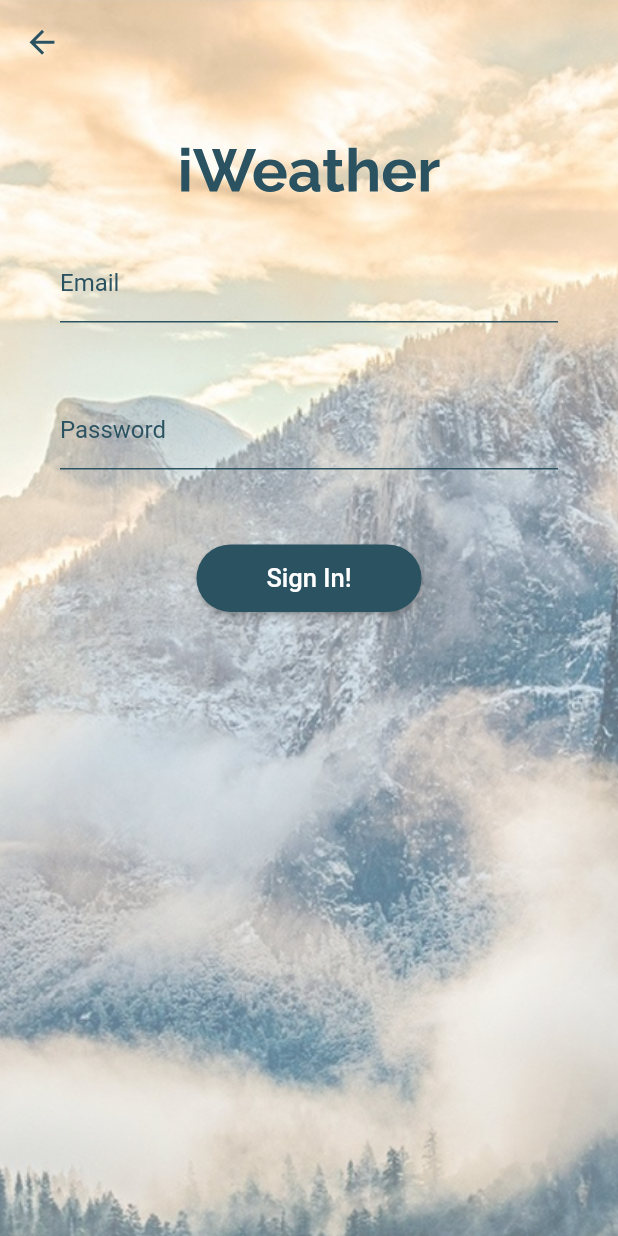
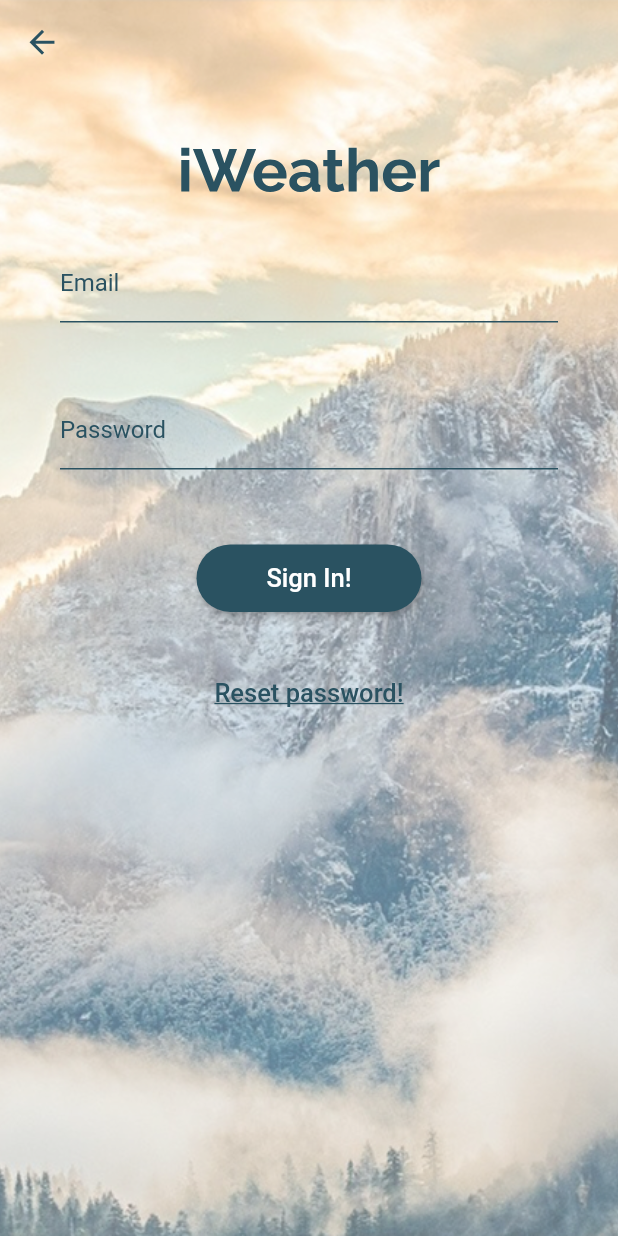
Before and after one commit to krygo-dev/iWeatherApp, a Flutter app: the LoginScreen screen opened directly, on a phone screen of 412 x 824 dp. Run offline on Flutter 3.47's test engine with Material 2 defaults, Android fonts, the light colour scheme and no system bars; our stand-ins replace firebase_auth, firebase_core, firebase_database, flutter_svg, fluttertoast, geolocator and 1 more; missing offline and left inert: transformer_page_view; accounts and stored records are empty; Roboto replaces fonts that are missing (RadicalMedium, RadikalMedium).

Commit message:
Reset password functionality

```diff
--- a/lib/src/screens/login.dart
+++ b/lib/src/screens/login.dart
@@ -17,6 +17,7 @@ class _LoginScreenState extends State<LoginScreen> {
   var _controllerPassword = TextEditingController();
   String email, password;
   bool passwordVisible = false;
+  bool emailSent = false;
 
   @override
   Widget build(BuildContext context) {
@@ -147,6 +148,22 @@ class _LoginScreenState extends State<LoginScreen> {
                         signIn(email, password);
                       },
                     ),
+                  ),
+                  Container(
+                    child: TextButton(
+                      child: Text(
+                        !emailSent ? "Reset password!" : "Check your email!",
+                        style: TextStyle(
+                          color: Theme.of(context).accentColor,
+                          fontSize: 17,
+                          fontFamily: 'RadicalMedium',
+                          decoration: TextDecoration.underline
+                        ),
+                      ),
+                      onPressed: () {
+                        if (!emailSent) resetPassword(email);
+                      },
+                    ),
                   )
                 ],
               ),
@@ -170,4 +187,23 @@ class _LoginScreenState extends State<LoginScreen> {
           msg: error.toString(), toastLength: Toast.LENGTH_LONG);
     }
   }
+
+  void resetPassword(String email) async {
+    try {
+      if (email == null || email.isEmpty) throw ("Fill up email field with your account email.");
+      else {
+        await auth.sendPasswordResetEmail(email: email).then((value) {
+          setState(() {
+            emailSent = true;
+          });
+        });
+      }
+    } on FirebaseException catch (error) {
+      Fluttertoast.showToast(
+          msg: error.message, toastLength: Toast.LENGTH_LONG);
+    } catch (error) {
+      Fluttertoast.showToast(
+          msg: error.toString(), toastLength: Toast.LENGTH_LONG);
+    }
+  }
 }
```
